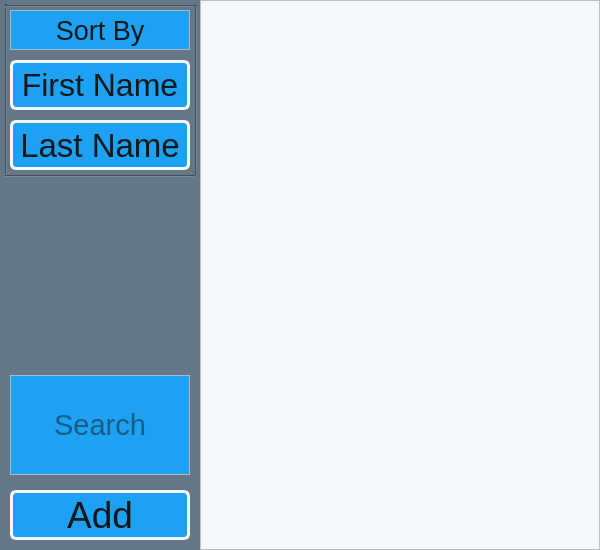
The window that qt/ui/contactswindow.ui (jparker2006/Contacts) describes before a commit, drawn with Qt 5.
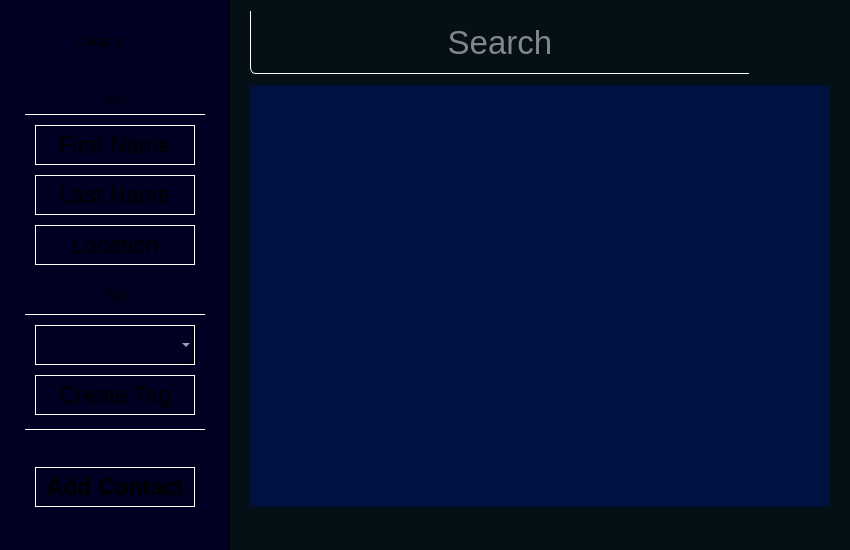
The same window after the commit. Icons and pictures are not drawn.

What changed in the file:
```diff
--- a/qt/ui/contactswindow.ui
+++ b/qt/ui/contactswindow.ui
@@ -6,19 +6,19 @@
    <rect>
     <x>0</x>
     <y>0</y>
-    <width>600</width>
+    <width>850</width>
     <height>550</height>
    </rect>
   </property>
   <property name="minimumSize">
    <size>
-    <width>600</width>
+    <width>850</width>
     <height>550</height>
    </size>
   </property>
   <property name="maximumSize">
    <size>
-    <width>600</width>
+    <width>850</width>
     <height>550</height>
    </size>
   </property>
@@ -26,74 +26,104 @@
    <string>MainWindow</string>
   </property>
   <property name="styleSheet">
-   <string notr="true">background-color: #657786;</string>
+   <string notr="true">QMainWindow{
+background: qlineargradient(x1: 0, y1: 0, x2: 1, y2: 0, stop: 0.0 #000022, stop: 0.27058 #000022, stop: 0.27059 #040F16, stop: 1.0 #040F16);
+}</string>
   </property>
   <widget class="QWidget" name="centralwidget">
    <widget class="QListWidget" name="list">
     <property name="geometry">
      <rect>
-      <x>200</x>
-      <y>0</y>
-      <width>400</width>
-      <height>550</height>
+      <x>250</x>
+      <y>85</y>
+      <width>580</width>
+      <height>422</height>
      </rect>
     </property>
     <property name="font">
      <font>
-      <pointsize>12</pointsize>
+      <pointsize>-1</pointsize>
+      <italic>false</italic>
+      <bold>true</bold>
      </font>
     </property>
     <property name="styleSheet">
-     <string notr="true">background-color: #F5F8FA;
-color: #14171A;</string>
+     <string notr="true">QListWidget {
+background-color: #001242;
+font: 600 23px &quot;Open Sans SemiBold&quot;;
+color: white;
+}
+QListWidget:item:selected {
+background: #1DA1F2;
+border: none;
+}</string>
+    </property>
+    <property name="verticalScrollBarPolicy">
+     <enum>Qt::ScrollBarAlwaysOff</enum>
+    </property>
+    <property name="horizontalScrollBarPolicy">
+     <enum>Qt::ScrollBarAlwaysOff</enum>
     </property>
    </widget>
    <widget class="QPushButton" name="add">
     <property name="geometry">
      <rect>
-      <x>10</x>
-      <y>490</y>
-      <width>180</width>
-      <height>50</height>
+      <x>35</x>
+      <y>467</y>
+      <width>160</width>
+      <height>40</height>
      </rect>
     </property>
     <property name="font">
      <font>
-      <pointsize>28</pointsize>
+      <pointsize>17</pointsize>
+      <italic>false</italic>
+      <bold>true</bold>
      </font>
     </property>
     <property name="cursor">
      <cursorShape>PointingHandCursor</cursorShape>
     </property>
     <property name="styleSheet">
-     <string notr="true">background-color: #1DA1F2;
-color: #14171A;
-border: 3px solid #F5F8FA;
-border-radius: 6px;
-</string>
+     <string notr="true">QPushButton {
+font: 700 17pt &quot;Open Sans&quot;;
+background: #000022;
+border: 1px solid white;
+}
+QPushButton:hover {
+background: #005384;
+}</string>
     </property>
     <property name="text">
-     <string>Add</string>
+     <string>Add Contact</string>
     </property>
    </widget>
    <widget class="QLineEdit" name="ajax">
     <property name="geometry">
      <rect>
-      <x>10</x>
-      <y>375</y>
-      <width>180</width>
-      <height>100</height>
+      <x>250</x>
+      <y>10</y>
+      <width>500</width>
+      <height>64</height>
      </rect>
     </property>
     <property name="font">
      <font>
-      <pointsize>22</pointsize>
+      <pointsize>25</pointsize>
+      <italic>false</italic>
+      <bold>false</bold>
      </font>
     </property>
     <property name="styleSheet">
-     <string notr="true">background-color: #1DA1F2;
-color: #14171A;
-border: 1px solid #AAB8C2;</string>
+     <string notr="true">QLineEdit {
+font: 300 25pt &quot;Open Sans Light&quot;;
+background: #040F16;
+border: 1px solid #040F16;
+border-bottom: 1px solid white;
+border-left: 1px solid white;
+border-bottom-left-radius: 6px;
+color: white;
+}</string>
     </property>
     <property name="alignment">
      <set>Qt::AlignCenter</set>
@@ -102,55 +132,34 @@
      <string>Search</string>
     </property>
    </widget>
-   <widget class="QLabel" name="label">
-    <property name="geometry">
-     <rect>
-      <x>10</x>
-      <y>10</y>
-      <width>180</width>
-      <height>40</height>
-     </rect>
-    </property>
-    <property name="font">
-     <font>
-      <pointsize>20</pointsize>
-     </font>
-    </property>
-    <property name="styleSheet">
-     <string notr="true">background-color: #1DA1F2;
-color: #14171A;
-border: 1px solid #AAB8C2;</string>
-    </property>
-    <property name="text">
-     <string>Sort By</string>
-    </property>
-    <property name="alignment">
-     <set>Qt::AlignCenter</set>
-    </property>
-   </widget>
    <widget class="QPushButton" name="s_last">
     <property name="geometry">
      <rect>
-      <x>10</x>
-      <y>120</y>
-      <width>180</width>
-      <height>50</height>
+      <x>35</x>
+      <y>175</y>
+      <width>160</width>
+      <height>40</height>
      </rect>
     </property>
     <property name="font">
      <font>
-      <pointsize>25</pointsize>
+      <pointsize>17</pointsize>
+      <italic>false</italic>
+      <bold>false</bold>
      </font>
     </property>
     <property name="cursor">
      <cursorShape>PointingHandCursor</cursorShape>
     </property>
     <property name="styleSheet">
-     <string notr="true">background-color: #1DA1F2;
-color: #14171A;
-border: 3px solid #F5F8FA;
-border-radius: 6px;
-</string>
+     <string notr="true">QPushButton {
+font: 300 17pt &quot;Open Sans Light&quot;;
+background: #000022;
+border: 1px solid white;
+}
+QPushButton:hover {
+background: #001242;
+}</string>
     </property>
     <property name="text">
      <string>Last Name</string>
@@ -159,87 +168,257 @@
    <widget class="QPushButton" name="s_first">
     <property name="geometry">
      <rect>
-      <x>10</x>
-      <y>60</y>
-      <width>180</width>
-      <height>50</height>
+      <x>35</x>
+      <y>125</y>
+      <width>160</width>
+      <height>40</height>
      </rect>
     </property>
     <property name="font">
      <font>
-      <pointsize>24</pointsize>
+      <pointsize>17</pointsize>
+      <italic>false</italic>
+      <bold>false</bold>
      </font>
     </property>
     <property name="cursor">
      <cursorShape>PointingHandCursor</cursorShape>
     </property>
     <property name="styleSheet">
-     <string notr="true">background-color: #1DA1F2;
-color: #14171A;
-border: 3px solid #F5F8FA;
-border-radius: 6px;
-</string>
+     <string notr="true">QPushButton {
+font: 300 17pt &quot;Open Sans Light&quot;;
+background: #000022;
+border: 1px solid white;
+}
+QPushButton:hover {
+background: #001242;
+}</string>
     </property>
     <property name="text">
      <string>First Name</string>
     </property>
    </widget>
-   <widget class="Line" name="line">
+   <widget class="QLabel" name="account_settings">
     <property name="geometry">
      <rect>
-      <x>195</x>
-      <y>5</y>
-      <width>3</width>
-      <height>170</height>
+      <x>776</x>
+      <y>10</y>
+      <width>64</width>
+      <height>64</height>
      </rect>
     </property>
     <property name="styleSheet">
-     <string notr="true">color: black;</string>
+     <string notr="true">background: #040F16;</string>
     </property>
-    <property name="orientation">
-     <enum>Qt::Vertical</enum>
+    <property name="text">
+     <string>&lt;html&gt;&lt;head/&gt;&lt;body&gt;&lt;p align=&quot;center&quot;&gt;&lt;img src=&quot;:/images/Account128.png&quot;/&gt;&lt;/p&gt;&lt;/body&gt;&lt;/html&gt;</string>
     </property>
    </widget>
-   <widget class="Line" name="line_2">
+   <widget class="QLabel" name="contactsLogo">
     <property name="geometry">
      <rect>
-      <x>5</x>
-      <y>4</y>
-      <width>3</width>
-      <height>170</height>
+      <x>10</x>
+      <y>10</y>
+      <width>64</width>
+      <height>64</height>
      </rect>
     </property>
     <property name="styleSheet">
-     <string notr="true">color: black;</string>
+     <string notr="true">background: #000022;</string>
     </property>
-    <property name="orientation">
-     <enum>Qt::Vertical</enum>
+    <property name="text">
+     <string>&lt;html&gt;&lt;head/&gt;&lt;body&gt;&lt;p align=&quot;center&quot;&gt;&lt;img src=&quot;:/images/logo64.png&quot;/&gt;&lt;/p&gt;&lt;/body&gt;&lt;/html&gt;</string>
     </property>
    </widget>
-   <widget class="Line" name="line_3">
+   <widget class="QLabel" name="contactsLogoText">
     <property name="geometry">
      <rect>
-      <x>5</x>
-      <y>5</y>
-      <width>190</width>
-      <height>3</height>
+      <x>74</x>
+      <y>10</y>
+      <width>146</width>
+      <height>64</height>
      </rect>
     </property>
-    <property name="orientation">
-     <enum>Qt::Horizontal</enum>
+    <property name="cursor">
+     <cursorShape>PointingHandCursor</cursorShape>
     </property>
+    <property name="toolTip">
+     <string>Home</string>
+    </property>
+    <property name="styleSheet">
+     <string notr="true">font: 300 28pt &quot;Open Sans Light&quot;;
+background: #000022;</string>
+    </property>
+    <property name="text">
+     <string>Contacts</string>
+    </property>
    </widget>
-   <widget class="Line" name="line_4">
+   <widget class="QLabel" name="sortLabel">
     <property name="geometry">
      <rect>
-      <x>5</x>
-      <y>175</y>
-      <width>190</width>
-      <height>3</height>
+      <x>25</x>
+      <y>85</y>
+      <width>180</width>
+      <height>30</height>
      </rect>
     </property>
-    <property name="orientation">
-     <enum>Qt::Horizontal</enum>
+    <property name="styleSheet">
+     <string notr="true">font: 300 19pt &quot;Open Sans Light&quot;;
+background: #000022;
+border-bottom: 1px solid white;</string>
+    </property>
+    <property name="text">
+     <string>Sort</string>
+    </property>
+    <property name="alignment">
+     <set>Qt::AlignCenter</set>
+    </property>
+   </widget>
+   <widget class="QPushButton" name="s_location">
+    <property name="geometry">
+     <rect>
+      <x>35</x>
+      <y>225</y>
+      <width>160</width>
+      <height>40</height>
+     </rect>
+    </property>
+    <property name="font">
+     <font>
+      <pointsize>17</pointsize>
+      <italic>false</italic>
+      <bold>false</bold>
+     </font>
+    </property>
+    <property name="cursor">
+     <cursorShape>PointingHandCursor</cursorShape>
+    </property>
+    <property name="styleSheet">
+     <string notr="true">QPushButton {
+font: 300 17pt &quot;Open Sans Light&quot;;
+background: #000022;
+border: 1px solid white;
+}
+QPushButton:hover {
+background: #001242;
+}</string>
+    </property>
+    <property name="text">
+     <string>Location</string>
+    </property>
+   </widget>
+   <widget class="QComboBox" name="s_tags">
+    <property name="geometry">
+     <rect>
+      <x>35</x>
+      <y>325</y>
+      <width>160</width>
+      <height>40</height>
+     </rect>
+    </property>
+    <property name="cursor">
+     <cursorShape>PointingHandCursor</cursorShape>
+    </property>
+    <property name="focusPolicy">
+     <enum>Qt::WheelFocus</enum>
+    </property>
+    <property name="layoutDirection">
+     <enum>Qt::LeftToRight</enum>
+    </property>
+    <property name="styleSheet">
+     <string notr="true">QComboBox {
+font: 300 12pt &quot;Open Sans Light&quot;;
+background: #000022;
+border: 1px solid white;
+color: white;
+}
+QComboBox:hover {
+background: #001242;
+}</string>
+    </property>
+    <property name="editable">
+     <bool>false</bool>
+    </property>
+    <property name="insertPolicy">
+     <enum>QComboBox::InsertAlphabetically</enum>
+    </property>
+    <property name="placeholderText">
+     <string/>
+    </property>
+   </widget>
+   <widget class="QLabel" name="tagsLabe">
+    <property name="geometry">
+     <rect>
+      <x>25</x>
+      <y>275</y>
+      <width>180</width>
+      <height>40</height>
+     </rect>
+    </property>
+    <property name="styleSheet">
+     <string notr="true">font: 300 19pt &quot;Open Sans Light&quot;;
+background: #000022;
+border-bottom: 1px solid white;</string>
+    </property>
+    <property name="text">
+     <string>Tags</string>
+    </property>
+    <property name="alignment">
+     <set>Qt::AlignCenter</set>
+    </property>
+   </widget>
+   <widget class="QPushButton" name="createTag">
+    <property name="geometry">
+     <rect>
+      <x>35</x>
+      <y>375</y>
+      <width>160</width>
+      <height>40</height>
+     </rect>
+    </property>
+    <property name="font">
+     <font>
+      <pointsize>17</pointsize>
+      <italic>false</italic>
+      <bold>false</bold>
+     </font>
+    </property>
+    <property name="cursor">
+     <cursorShape>PointingHandCursor</cursorShape>
+    </property>
+    <property name="styleSheet">
+     <string notr="true">QPushButton {
+font: 300 17pt &quot;Open Sans Light&quot;;
+background: #000022;
+border: 1px solid white;
+}
+QPushButton:hover {
+background: #001242;
+}</string>
+    </property>
+    <property name="text">
+     <string>Create Tag</string>
+    </property>
+   </widget>
+   <widget class="QLabel" name="addBorder">
+    <property name="geometry">
+     <rect>
+      <x>25</x>
+      <y>425</y>
+      <width>180</width>
+      <height>5</height>
+     </rect>
+    </property>
+    <property name="styleSheet">
+     <string notr="true">font: 300 19pt &quot;Open Sans Light&quot;;
+background: #000022;
+border-bottom: 1px solid white;</string>
+    </property>
+    <property name="text">
+     <string/>
+    </property>
+    <property name="alignment">
+     <set>Qt::AlignCenter</set>
     </property>
    </widget>
   </widget>
```
Left out of the diff: 12 changed lines with no effect on the pictures.
